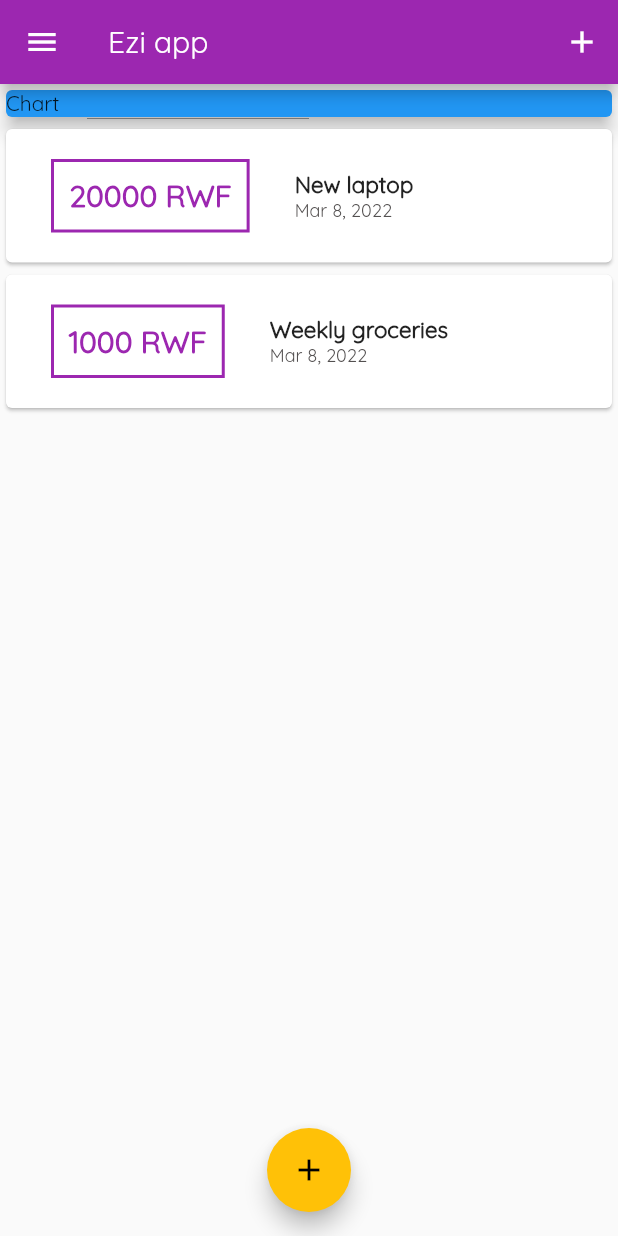
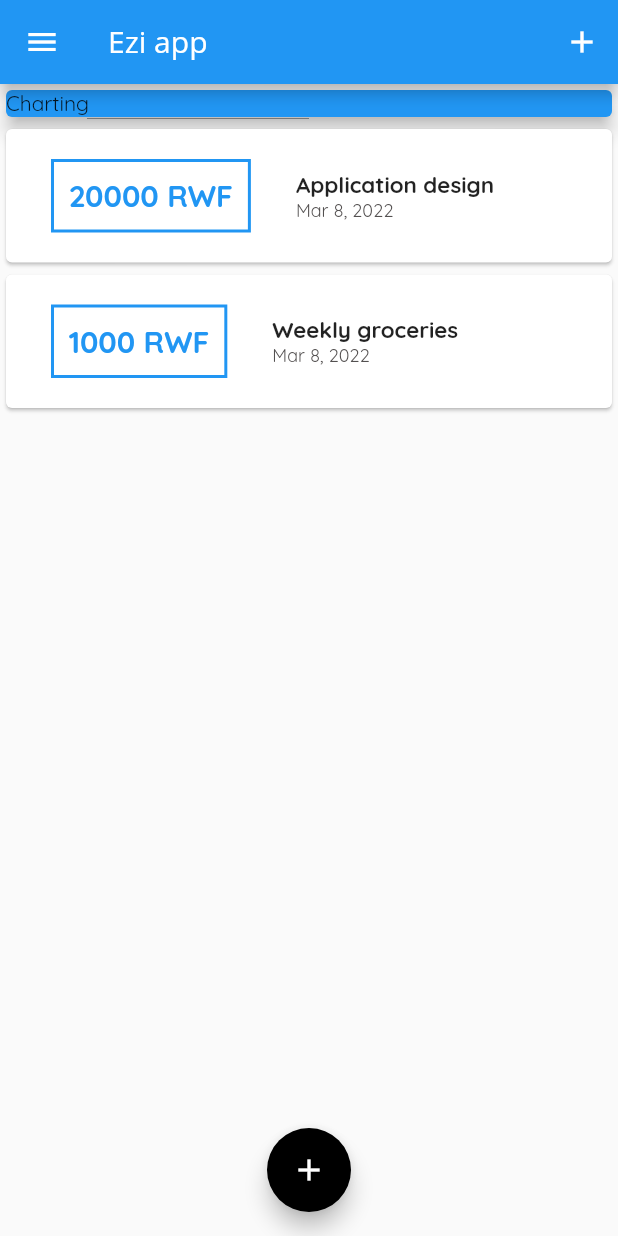
Before and after one commit to twizelissa/ezi, a Flutter app: the screen it shows after launch, on a phone screen of 412 x 824 dp. Run offline on Flutter 3.47's test engine with Material 2 defaults, Android fonts, the phone set to English and light mode, and no system bars.

Commit message:
added grobal font

```diff
--- a/lib/main.dart
+++ b/lib/main.dart
@@ -1,5 +1,4 @@
 import './widget/transaction_list.dart';
-
 import './widget/newTransaction.dart';
 import 'model/transaction.dart';
 import 'package:flutter/material.dart';
@@ -12,9 +11,10 @@ class MyApp extends StatelessWidget {
     return MaterialApp(
       title: 'Ezi app',
       theme: ThemeData(
-        primarySwatch: Colors.purple,
-        accentColor: Colors.amber,
+        primarySwatch: Colors.blue,
+        accentColor: Colors.black,
         fontFamily: 'Quicksand',
+        // appBarTheme: AppBarTheme(textTheme: ThemeData.light().textTheme.copyWith(title: TextStyle(fontFamily: 'OpenSans',fontSize: 20)))
       ),
       home: MyHomePage(),
     );
@@ -30,7 +30,7 @@ class _MyHomePageState extends State<MyHomePage> {
   final List<Transaction> _userTransactions = [
     Transaction(
       id: 't1',
-      title: 'New laptop',
+      title: 'Application design',
       amount: 20000,
       date: DateTime.now(),
     ),
@@ -69,7 +69,7 @@ class _MyHomePageState extends State<MyHomePage> {
   Widget build(BuildContext context) {
     return Scaffold(
       appBar: AppBar(
-        title: Text('Ezi app'),
+        title: Text('Ezi app',style: TextStyle(fontFamily: 'OpenSans'),),
         leading: Icon(Icons.menu),
         actions: <Widget>[
           IconButton(
@@ -90,7 +90,7 @@ class _MyHomePageState extends State<MyHomePage> {
               color: Colors.blue,
               child: Container(
                 width: double.infinity,
-                child: Text('Chart'),
+                child: Text('Charting'),
               ),
               elevation: 5,
             ),
--- a/pubspec.yaml
+++ b/pubspec.yaml
@@ -83,7 +83,7 @@ flutter:
     - family: Quicksand
       fonts:
         - asset: assets/fonts/Quicksand-Regular.ttf
-        - asset: assets/fonts/Quicksand_Bold.ttf
+        - asset: assets/fonts/Quicksand-Bold.ttf
           weight: 700
 
   # For details regarding fonts from package dependencies,
```
